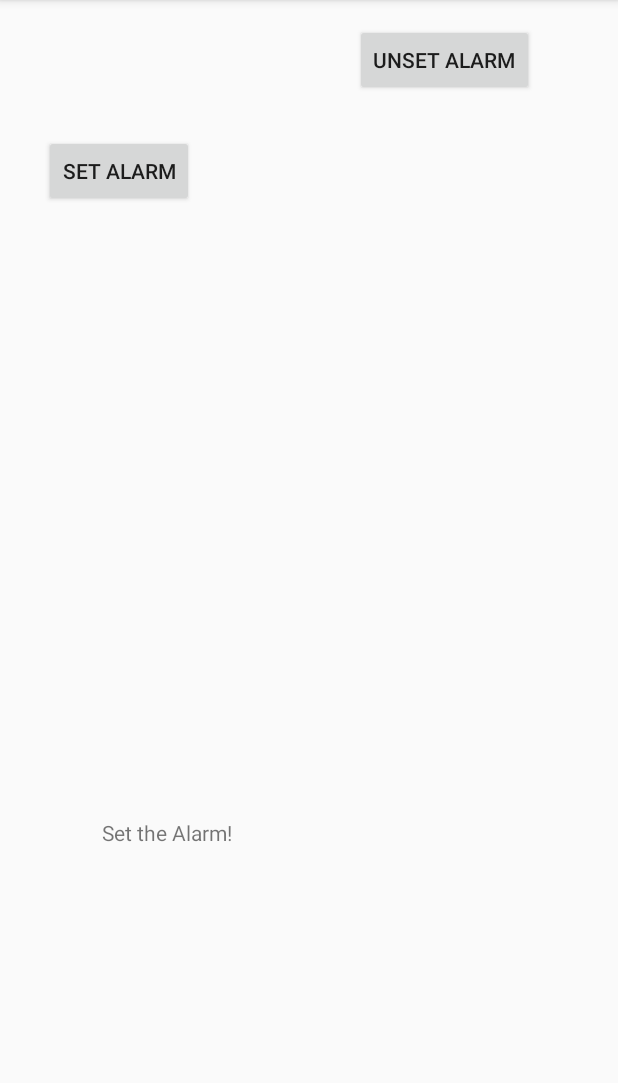
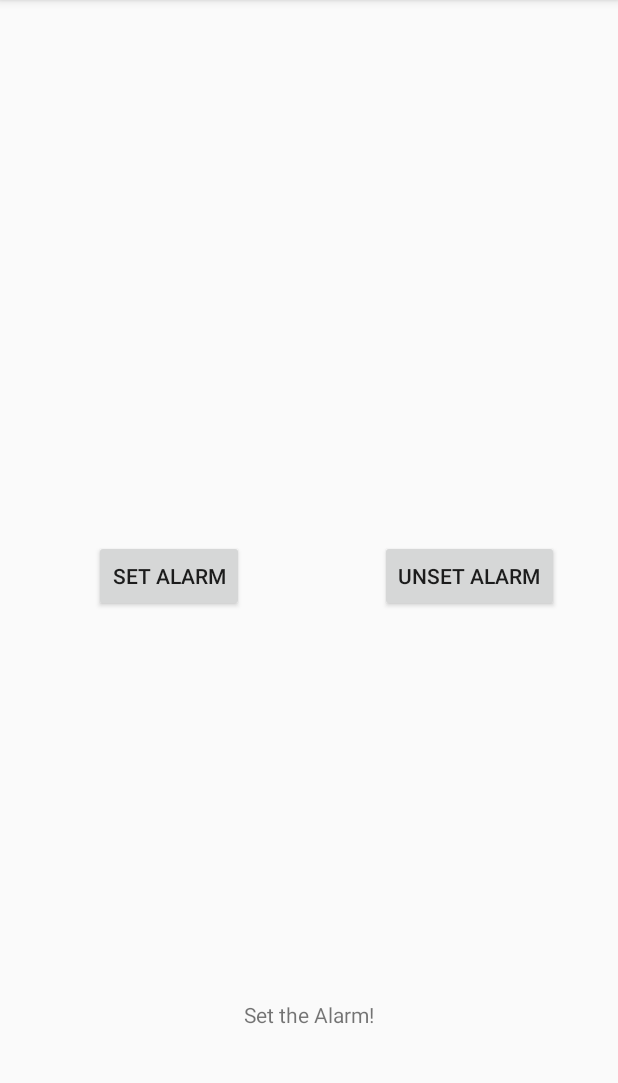
Before and after one commit to stephenwashington/sunrisealarm, an Android app: the screen it shows after launch (MainActivity), on a phone screen of 412 x 824 dp, the part 84-1167 px from its top. Run offline under Robolectric (Android 15) with nearby library versions, the phone set to English and light mode, and no system bars.

Commit message:
Begun work on basic alarm service

```diff
--- a/app/src/main/AndroidManifest.xml
+++ b/app/src/main/AndroidManifest.xml
@@ -15,6 +15,8 @@
                 <category android:name="android.intent.category.LAUNCHER" />
             </intent-filter>
         </activity>
+
+        <receiver android:name=".AlarmReceiver" />
     </application>
 
 </manifest>
--- /dev/null
+++ b/app/src/main/java/minervaheavyindustries/sunrisealarm/AlarmReceiver.java
@@ -0,0 +1,14 @@
+package minervaheavyindustries.sunrisealarm;
+
+
+import android.content.BroadcastReceiver;
+import android.content.Context;
+import android.content.Intent;
+import android.util.Log;
+
+public class AlarmReceiver extends BroadcastReceiver{
+    @Override
+    public void onReceive(Context context, Intent intent) {
+        Log.e("TEST", "We are in the receiver!");
+    }
+}
--- a/app/src/main/java/minervaheavyindustries/sunrisealarm/MainActivity.java
+++ b/app/src/main/java/minervaheavyindustries/sunrisealarm/MainActivity.java
@@ -1,13 +1,76 @@
 package minervaheavyindustries.sunrisealarm;
 
+import android.app.AlarmManager;
+import android.app.PendingIntent;
+import android.content.Context;
+import android.content.Intent;
 import android.support.v7.app.AppCompatActivity;
 import android.os.Bundle;
+import android.view.View;
+import android.widget.Button;
+import android.widget.TextView;
+
+import java.util.Calendar;
 
 public class MainActivity extends AppCompatActivity {
+
+    AlarmManager alarmManager;
+    TextView alarmStatus;
+    Context context;
+    PendingIntent pendingIntent;
 
     @Override
     protected void onCreate(Bundle savedInstanceState) {
         super.onCreate(savedInstanceState);
         setContentView(R.layout.activity_main);
+        this.context = this;
+
+        // initialize alarm manager
+        alarmManager = (AlarmManager)getSystemService(ALARM_SERVICE);
+
+        // initialize text update box
+        alarmStatus = (TextView)findViewById(R.id.alarm_status);
+
+        // create instance of calendar
+
+        final Calendar calendar = Calendar.getInstance();
+
+        // initialize buttons
+        Button setAlarm = (Button)findViewById(R.id.set_alarm);
+        Button unsetAlarm = (Button)findViewById(R.id.unset_alarm);
+
+        // create intent for AlarmReceiver
+        Intent intent = new Intent(this.context, AlarmReceiver.class);
+
+        // listener for setAlarm
+        setAlarm.setOnClickListener(new View.OnClickListener(){
+            @Override
+            public void onClick(View v){
+                calendar.set(Calendar.HOUR_OF_DAY, 23);
+                calendar.set(Calendar.MINUTE, 50);
+                setAlarmStatus("Alarm set for " + String.valueOf(calendar.getTime()));
+            }
+        });
+
+        //listener for unsetAlarm
+        unsetAlarm.setOnClickListener(new View.OnClickListener(){
+            @Override
+            public void onClick(View v){
+                alarmManager.cancel(pendingIntent);
+                setAlarmStatus("Alarm off!");
+            }
+        });
+
+        //create a pending intent that delays the intent until the specified calendar time
+        pendingIntent = PendingIntent.getBroadcast(MainActivity.this, 0, intent, PendingIntent.FLAG_UPDATE_CURRENT);
+
+        //set the alarm manager
+        alarmManager.set(AlarmManager.RTC_WAKEUP, calendar.getTimeInMillis(), pendingIntent);
+
+
+    }
+
+    private void setAlarmStatus(String s) {
+        alarmStatus.setText(s);
     }
 }
--- a/app/src/main/res/layout/activity_main.xml
+++ b/app/src/main/res/layout/activity_main.xml
@@ -10,38 +10,34 @@
     android:paddingTop="@dimen/activity_vertical_margin"
     tools:context="minervaheavyindustries.sunrisealarm.MainActivity">
 
+    <Button
+        android:text="Set Alarm"
+        android:layout_width="wrap_content"
+        android:layout_height="wrap_content"
+        android:id="@+id/set_alarm"
+        android:layout_centerVertical="true"
+        android:layout_toLeftOf="@+id/alarm_status"
+        android:layout_toStartOf="@+id/alarm_status" />
+
+    <Button
+        android:text="Unset Alarm"
+        android:layout_width="wrap_content"
+        android:layout_height="wrap_content"
+        android:layout_marginRight="23dp"
+        android:layout_marginEnd="23dp"
+        android:id="@+id/unset_alarm"
+        android:layout_alignBaseline="@+id/set_alarm"
+        android:layout_alignBottom="@+id/set_alarm"
+        android:layout_alignParentRight="true"
+        android:layout_alignParentEnd="true" />
+
     <TextView
         android:text="Set the Alarm!"
         android:layout_width="wrap_content"
         android:layout_height="wrap_content"
         android:id="@+id/alarm_status"
+        android:gravity="bottom"
         android:layout_alignParentBottom="true"
-        android:layout_alignParentLeft="true"
-        android:layout_alignParentStart="true"
-        android:layout_marginLeft="52dp"
-        android:layout_marginStart="52dp"
-        android:layout_marginBottom="187dp" />
-
-    <Button
-        android:text="Set Alarm"
-        android:layout_width="wrap_content"
-        android:layout_height="wrap_content"
-        android:id="@+id/set_alarm"
-        android:layout_marginLeft="13dp"
-        android:layout_marginStart="13dp"
-        android:layout_alignParentTop="true"
-        android:layout_alignLeft="@+id/textView"
-        android:layout_alignStart="@+id/textView"
-        android:layout_marginTop="74dp" />
-
-    <Button
-        android:text="Unset Alarm"
-        android:layout_width="wrap_content"
-        android:layout_height="wrap_content"
-        android:layout_alignTop="@+id/button"
-        android:layout_alignParentRight="true"
-        android:layout_alignParentEnd="true"
-        android:layout_marginRight="40dp"
-        android:layout_marginEnd="40dp"
-        android:id="@+id/unset_alarm" />
+        android:layout_centerHorizontal="true"
+        android:layout_marginBottom="66dp" />
 </RelativeLayout>
```
